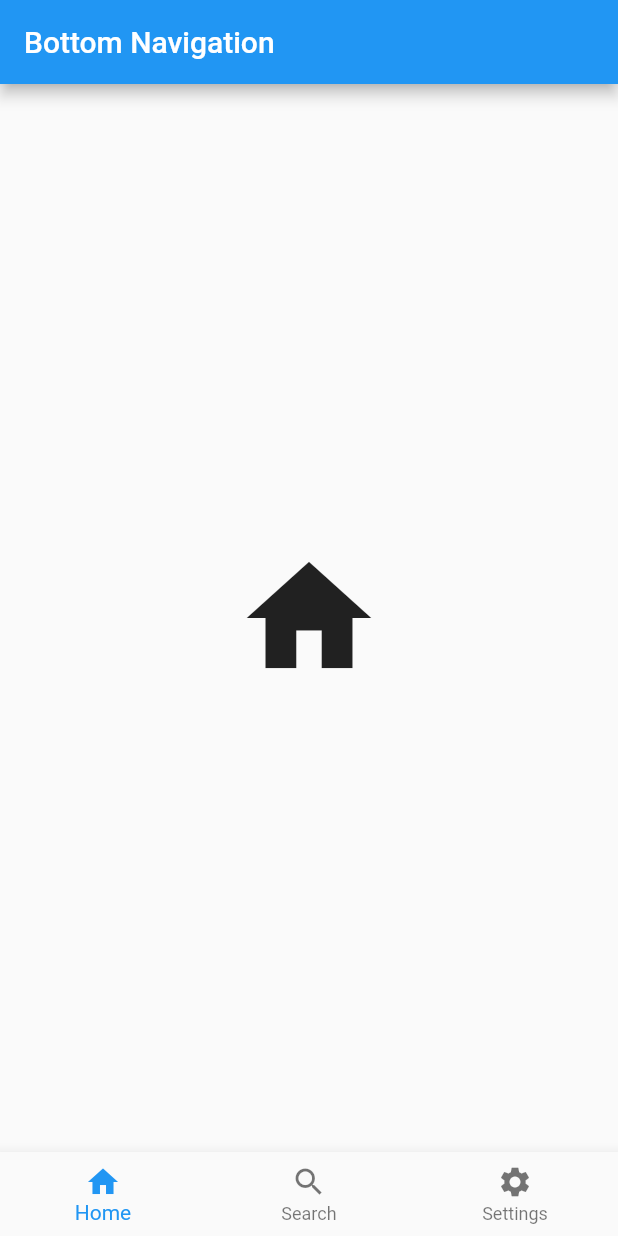
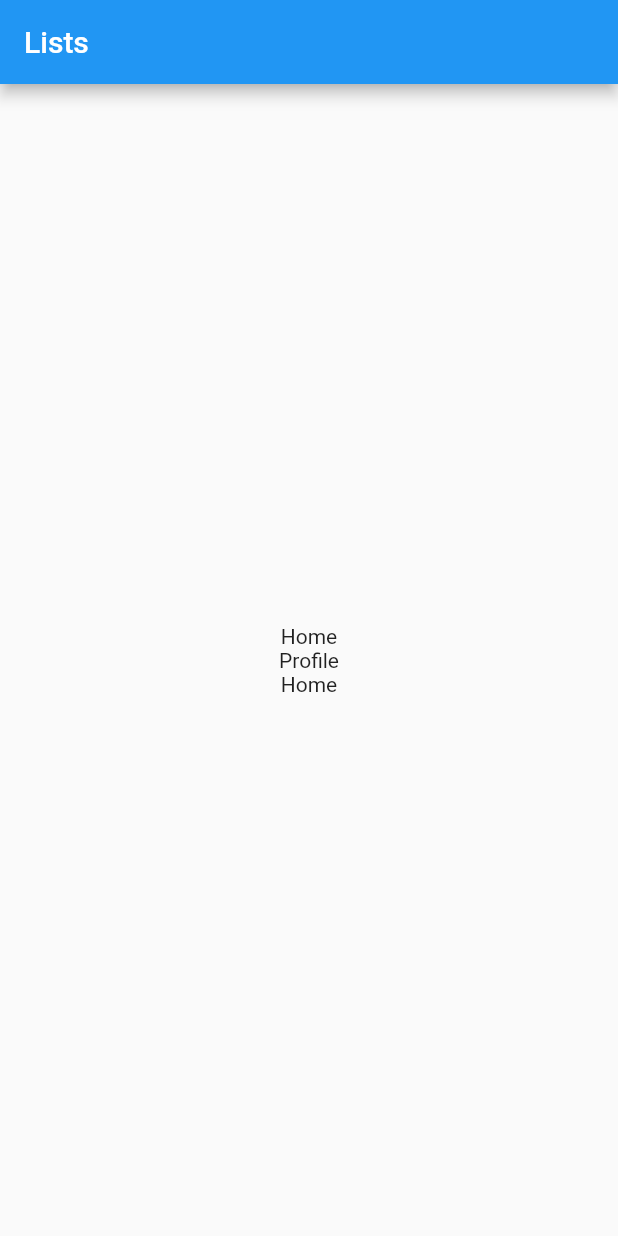
Before and after one commit to mubarakansari715/flutter_demo, a Flutter app: the screen it shows after launch, on a phone screen of 412 x 824 dp. Run offline on Flutter 3.47's test engine with Material 2 defaults, Android fonts, the phone set to English and light mode, and no system bars.

Commit message:
Add Column, Row and Stack in flutter

```diff
--- /dev/null
+++ b/lib/layoutScreens/LayoutScreens.dart
@@ -0,0 +1,57 @@
+import 'package:flutter/material.dart';
+
+class LayoutScreens extends StatelessWidget {
+  const LayoutScreens({super.key});
+
+  @override
+  Widget build(BuildContext context) {
+    return MaterialApp(
+      debugShowCheckedModeBanner: false,
+      home: Scaffold(
+        appBar: AppBar(
+          title: const Text("Lists"),
+        ),
+        body: SizedBox(
+          width: double.infinity,
+          height: double.infinity,
+          child: columnLayout(),
+        ),
+      ),
+    );
+  }
+}
+
+Widget columnLayout() {
+  return const Column(
+    mainAxisAlignment: MainAxisAlignment.center,
+    crossAxisAlignment: CrossAxisAlignment.center,
+    children: [
+      Text("Home"),
+      Text("Profile"),
+      Text("Home"),
+    ],
+  );
+}
+
+Widget rowLayout() {
+  return const Row(
+    mainAxisAlignment: MainAxisAlignment.spaceAround,
+    crossAxisAlignment: CrossAxisAlignment.center,
+    children: [
+      Text("Home"),
+      Text("Profile"),
+      Text("Home"),
+    ],
+  );
+}
+
+Widget stackLayout() {
+  return const Stack(
+    alignment: AlignmentDirectional.center,
+    children: [
+      Text("Home"),
+      Text("Profile"),
+      Text("Home"),
+    ],
+  );
+}
--- a/lib/main.dart
+++ b/lib/main.dart
@@ -2,8 +2,9 @@ import 'package:flutter/material.dart';
 import 'package:flutter_demo/navigationdrawer/MyNavigationDrawer.dart';
 import 'bottomnavigationbar/MyBottomNavigationBar.dart';
 import 'bottomsheet/MyBottomSheet.dart';
+import 'layoutScreens/LayoutScreens.dart';
 import 'mytabbar/MyTabBar.dart';
 
 void main() {
-  runApp(const MyBottomNavigationBar());
+  runApp(const LayoutScreens());
 }
```
